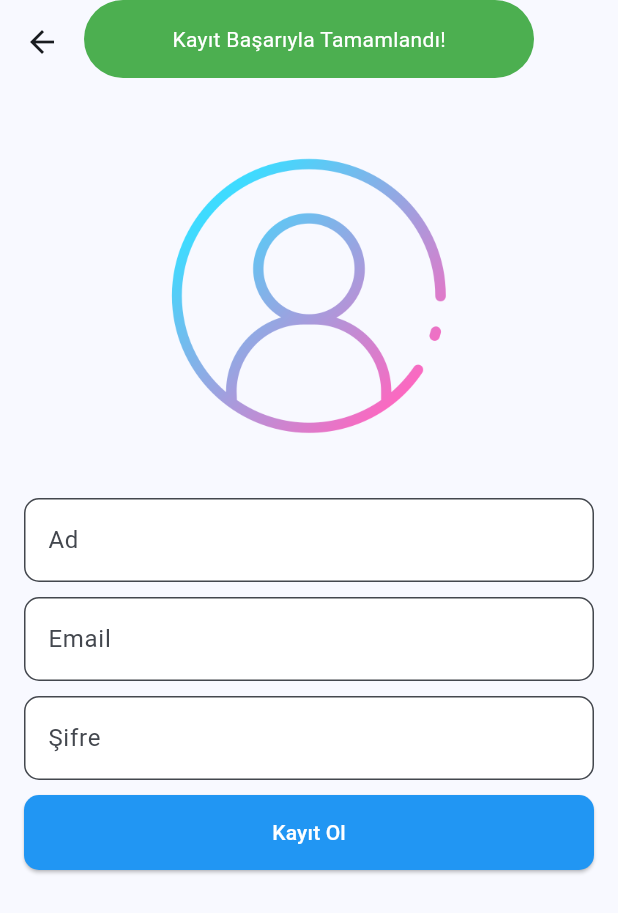
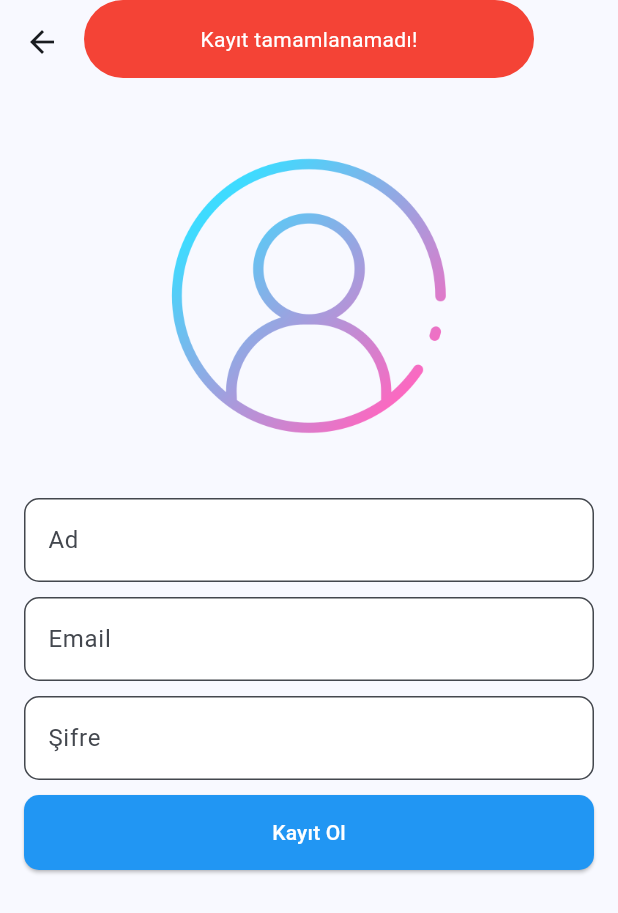
Before and after one commit to emreesnn/flutter-authentication, a Flutter app: the signUp screen opened directly, after a tap on "Kayıt Ol", on a phone screen of 412 x 824 dp. Shown: the top 913 px of the screen. Run offline on Flutter 3.47's test engine with Material 3 defaults, Android fonts, the phone set to English and light mode, and no system bars; drawn by our look-alikes of another_flushbar; our stand-ins replace cloud_firestore, firebase_auth, firebase_core; accounts and stored records are empty; network calls fail.

Commit message:
Uygulama için bildirimler ayarlandı. Flushbar paketi yüklendi

```diff
--- a/lib/auth_service.dart
+++ b/lib/auth_service.dart
@@ -4,21 +4,24 @@ import 'package:firebase_auth/firebase_auth.dart';
 class AuthService {
   final userCollection = FirebaseFirestore.instance.collection("users");
   final firebaseAuth = FirebaseAuth.instance;
-  Future<void> registerUserWithAuth(
+  Future<bool> registerUserWithAuth(
       {required String name,
       required String email,
       required String password}) async {
+    bool isUserRegistered = false;
     try {
       final UserCredential userCredential = await firebaseAuth
           .createUserWithEmailAndPassword(email: email, password: password);
       if (userCredential.user != null) {
         String uid = userCredential.user!.uid;
         _registerUser(uid: uid, name: name, email: email, password: password);
-
         print("Kayıt oluşturuldu");
+        isUserRegistered = true;
       }
+      return isUserRegistered;
     } on FirebaseAuthException catch (e) {
       print(e.message);
+      return isUserRegistered;
     }
   }
 
--- a/lib/sign_in_page.dart
+++ b/lib/sign_in_page.dart
@@ -87,7 +87,6 @@ class _signInState extends State<signIn> {
                   child: Text('Giriş Yap',),
                 ),
               ),
-
               Row(
                 mainAxisAlignment: MainAxisAlignment.center,
                 children: [
--- a/lib/sign_up_page.dart
+++ b/lib/sign_up_page.dart
@@ -71,25 +71,17 @@ class _signUpState extends State<signUp> {
                       shape: RoundedRectangleBorder(
                         borderRadius: BorderRadius.circular(10),
                       )),
-                  onPressed: () {
+                  onPressed: () async{
                     String name = _nameController.text;
                     String email = _emailController.text;
                     String password = _passwordController.text;
-                    AuthService().registerUserWithAuth(
+                    bool isRegisterSuccess = await AuthService().registerUserWithAuth(
                         email: email, name: name, password: password);
-                    Flushbar(
-                      messageText: Center(
-                          child: Text(
-                        'Kayıt Başarıyla Tamamlandı!',
-                        style: TextStyle(color: Colors.white),
-                      )),
-                      backgroundColor: Colors.green,
-                      flushbarPosition: FlushbarPosition.TOP,
-                      positionOffset: 30,
-                      maxWidth: 300,
-                      borderRadius: BorderRadius.circular(40),
-                      duration: Duration(seconds: 3),
-                    )..show(context);
+                    if(isRegisterSuccess){
+                       _registeredMessage(context,text: 'Kayıt başarıyla tamamlandı!',color: Colors.green);
+                    }else{
+                       _registeredMessage(context, text: 'Kayıt tamamlanamadı!',color: Colors.red);
+                    }
                   },
                   child: Text('Kayıt Ol'),
                 ),
@@ -100,4 +92,21 @@ class _signUpState extends State<signUp> {
       ),
     );
   }
+
+  Flushbar<dynamic> _registeredMessage(BuildContext context, {required String text,required Color color}) {
+
+    return Flushbar(
+                    messageText: Center(
+                        child: Text(
+                      text,
+                      style: TextStyle(color: Colors.white),
+                    )),
+                    backgroundColor: color,
+                    flushbarPosition: FlushbarPosition.TOP,
+                    positionOffset: 30,
+                    maxWidth: 300,
+                    borderRadius: BorderRadius.circular(40),
+                    duration: Duration(seconds: 3),
+                  )..show(context);
+  }
 }
```
Also changed, not shown: 1 other file.
